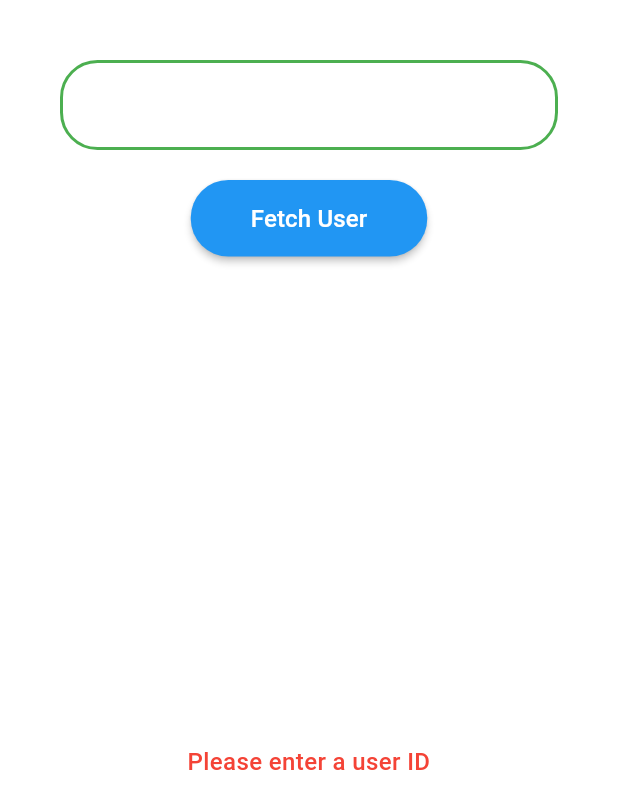
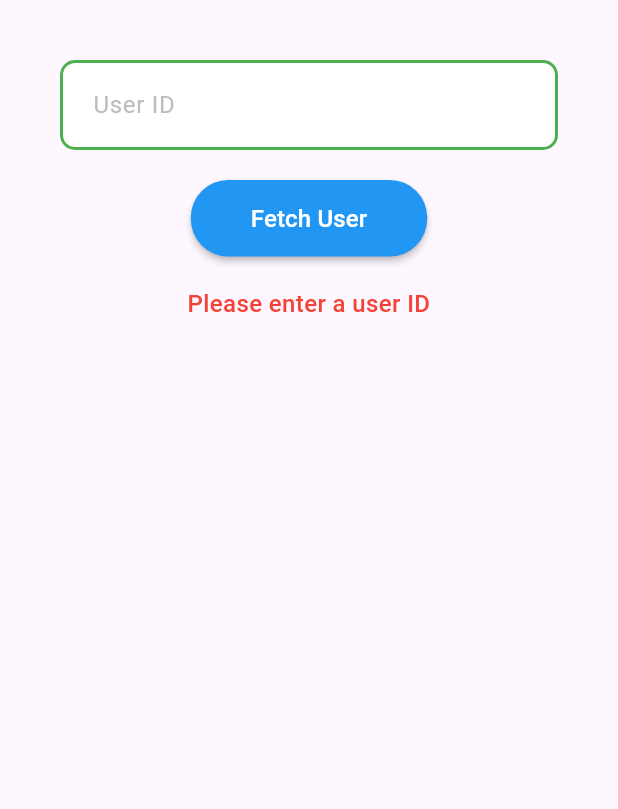
Before and after one commit to Yadhu-SK10/task_01, a Flutter app: the screen it shows after launch, after a tap on "Fetch User", on a phone screen of 412 x 824 dp. Shown: the top 809 px of the screen. Run offline on Flutter 3.47's test engine with Material 3 defaults, Android fonts, the phone set to English and light mode, and no system bars; missing offline and left inert: window_manager; accounts and stored records are empty.

Commit message:
changes the application ui and also changed the setstate to provider based

```diff
--- a/lib/core/constants/api_constants.dart
+++ b/lib/core/constants/api_constants.dart
@@ -1,6 +1,5 @@
 class ApiConstants {
-  static const String baseUrl =
-      'https://2fa0d036-25f8-4bc9-80a4-ff1726e4e097.mock.pstmn.io/caddayn/mock';
+  static const String baseUrl = 'https://2fa0d036-25f8-4bc9-80a4-ff1726e4e097.mock.pstmn.io/caddayn/mock';
 
   static String getUserUrl(String userId) => '$baseUrl/users/$userId';
 
--- a/lib/main.dart
+++ b/lib/main.dart
@@ -2,8 +2,39 @@ import 'package:flutter/material.dart';
 import 'package:provider/provider.dart';
 import 'package:user_api_app/providers/user_provider.dart';
 import 'package:user_api_app/screens/user_fetch_screen.dart';
+import 'package:window_manager/window_manager.dart';
 
-void main() {
+void main() async {
+  // 1. Ensure Flutter bindings are initialized
+  WidgetsFlutterBinding.ensureInitialized();
+
+  // 2. Initialize Window Manager
+  await windowManager.ensureInitialized();
+
+  // 3. Define Window Constraints
+  // Default launch size
+  const Size windowSize = Size(1024, 768);
+  // Minimum allowed size (prevents shrinking too much)
+  const Size minWindowSize = Size(800, 600);
+  // Maximum allowed size (prevents stretching too much)
+  const Size maxWindowSize = Size(1280, 800);
+
+  WindowOptions windowOptions = const WindowOptions(
+    size: windowSize,
+    minimumSize: minWindowSize,
+    maximumSize: maxWindowSize, // <--- Added this line to limit stretch
+    center: true,
+    backgroundColor: Colors.transparent,
+    skipTaskbar: false,
+    title: 'User API App',
+  );
+
+  // 4. Apply options
+  windowManager.waitUntilReadyToShow(windowOptions, () async {
+    await windowManager.show();
+    await windowManager.focus();
+  });
+
   runApp(const MyApp());
 }
 
@@ -15,11 +46,12 @@ class MyApp extends StatelessWidget {
     return ChangeNotifierProvider(
       create: (context) => UserProvider(),
       child: MaterialApp(
-        title: '',
+        title: 'User API App',
         debugShowCheckedModeBanner: false,
         theme: ThemeData(
           colorScheme: ColorScheme.fromSeed(seedColor: Colors.blue),
           useMaterial3: true,
+          scaffoldBackgroundColor: Colors.white,
         ),
         home: const UserFetchScreen(),
       ),
--- a/lib/models/user_model.dart
+++ b/lib/models/user_model.dart
@@ -1,31 +1,56 @@
-class UserModel {
-  final String? profileImage;
-  final String name;
-  final String userId;
-  final String age;
-  final String profession;
+class ApiResponse {
+  bool success;
+  Data? data;
+  String? error;
 
-  UserModel({
-    this.profileImage,
+  ApiResponse({
+    required this.success,
+    this.data,
+    this.error,
+  });
+
+  factory ApiResponse.fromJson(Map<String, dynamic> json) => ApiResponse(
+    success: json['success'] ?? false,
+    data: json['data'] != null ? Data.fromJson(json['data']) : null,
+    error: json['error'],
+  );
+}
+
+class Data {
+  User user;
+  String message;
+
+  Data({
+    required this.user,
+    required this.message,
+  });
+
+  factory Data.fromJson(Map<String, dynamic> json) => Data(
+    user: User.fromJson(json['user']),
+    message: json['message'] ?? '',
+  );
+}
+
+class User {
+  int userId;
+  String name;
+  int age;
+  String profession;
+  String profileImage;
+
+  User({
+    required this.userId,
     required this.name,
-    required this.userId,
     required this.age,
     required this.profession,
+    required this.profileImage,
   });
 
-  factory UserModel.fromJson(Map<String, dynamic> json) {
-    final user = json['data']?['user'];
-
-    if (user == null) {
-      throw Exception('Invalid user data');
-    }
-
-    return UserModel(
-      profileImage: user['profile_image'] as String?,
-      name: user['name'] as String? ?? 'N/A',
-      userId: user['user_id']?.toString() ?? 'N/A',
-      age: user['age']?.toString() ?? 'N/A',
-      profession: user['profession'] as String? ?? 'N/A',
-    );
-  }
+  factory User.fromJson(Map<String, dynamic> json) => User(
+    userId: json['user_id'] ?? 0,
+    name: json['name'] ?? 'N/A',
+    age: json['age'] ?? 0,
+    profession: json['profession'] ?? 'N/A',
+    profileImage: json['profile_image'] ?? '',
+  );
 }
--- a/lib/providers/user_provider.dart
+++ b/lib/providers/user_provider.dart
@@ -9,14 +9,19 @@ class UserProvider extends ChangeNotifier {
   final ApiService _apiService = ApiService();
 
   ViewState _state = ViewState.initial;
-  UserModel? _userData;
+  User? _userData;
   String _errorMessage = '';
 
   ViewState get state => _state;
-  UserModel? get userData => _userData;
+  User? get userData => _userData;
   String get errorMessage => _errorMessage;
 
+  /// Fetches user data from API
+  /// Uses simple success/failure check from ApiResponse
+  /// Fetches user data from API
+  /// Uses try-catch to ensure UI updates even if API fails (Caddayn Std Page 11)
   Future<void> fetchUser(String userId) async {
+    // 1. Validation
     if (userId.isEmpty) {
       _state = ViewState.error;
       _errorMessage = ApiConstants.emptyUserIdError;
@@ -24,28 +29,37 @@ class UserProvider extends ChangeNotifier {
       return;
     }
 
+    // 2. Set Loading
     _state = ViewState.loading;
     notifyListeners();
 
+    // 3. API Call with Safety (Try-Catch)
     try {
-      _userData = await _apiService.fetchUser(userId);
-      _state = ViewState.success;
-      _errorMessage = '';
-      notifyListeners();
-    } on ApiException catch (e) {
+      final response = await _apiService.fetchUser(userId);
+
+      if (response.success && response.data != null) {
+        _state = ViewState.success;
+        _userData = response.data!.user;
+        _errorMessage = '';
+      } else {
+        _state = ViewState.error;
+        // Use the error from API (e.g. "No user found") or generic fallback
+        _errorMessage = response.error ?? ApiConstants.genericError;
+        _userData = null;
+      }
+    } catch (e) {
+      // 4. Catch Crashes (Network fail, Parsing fail)
       _state = ViewState.error;
-      _errorMessage = e.message;
+      _errorMessage = ApiConstants.genericError; // Or e.toString() for debugging
       _userData = null;
-      notifyListeners();
-    } catch (e) {
-      _state = ViewState.error;
-      _errorMessage = ApiConstants.genericError;
-      _userData = null;
-      notifyListeners();
     }
+
+    notifyListeners();
   }
 
-  void reset() {
+
+
+  void clearProvider() {
     _state = ViewState.initial;
     _userData = null;
     _errorMessage = '';
--- a/lib/screens/user_fetch_screen.dart
+++ b/lib/screens/user_fetch_screen.dart
@@ -2,6 +2,15 @@ import 'package:flutter/material.dart';
 import 'package:provider/provider.dart';
 import 'package:user_api_app/providers/user_provider.dart';
 import 'package:user_api_app/widgets/content_display_widget.dart';
+
+class _AppColors {
+  static const greenBorder = Color(0xFF4CAF50);
+  static const primaryBlue = Color(0xFF2196F3);
+  static const white = Colors.white;
+  static const background = Color(0xFFFEF7FF);
+  static const disabledBlue = Color(0xFF90CAF9);
+  static const hintGrey = Color(0xFFBDBDBD);
+}
 
 class UserFetchScreen extends StatefulWidget {
   const UserFetchScreen({super.key});
@@ -19,68 +28,71 @@ class _UserFetchScreenState extends State<UserFetchScreen> {
     super.dispose();
   }
 
+  void _handleFetch() {
+    FocusScope.of(context).unfocus();
+    Provider.of<UserProvider>(context, listen: false)
+        .fetchUser(_userIdController.text.trim());
+  }
+
   @override
   Widget build(BuildContext context) {
     return Scaffold(
-      backgroundColor: Colors.white,
+      backgroundColor: _AppColors.background,
       body: Center(
-        child: Padding(
-          padding: const EdgeInsets.symmetric(horizontal: 40.0),
+        child: Container(
+          margin: const EdgeInsets.symmetric(horizontal: 40.0),
           child: Column(
             mainAxisAlignment: MainAxisAlignment.start,
             children: [
               const SizedBox(height: 40),
 
-              // Text Field - Matching task sheet exactly
+              // 1. Text Field
               Container(
-                width: 600,
+                // FIX: Width adjusted to 750
+                width: 750,
                 decoration: BoxDecoration(
-                  color: Colors.white,
-                  borderRadius: BorderRadius.circular(25),
-                  border: Border.all(color: const Color(0xFF4CAF50), width: 2),
+                  color: _AppColors.white,
+                  borderRadius: BorderRadius.circular(10),
+                  border: Border.all(color: _AppColors.greenBorder, width: 2),
                 ),
                 child: TextField(
                   controller: _userIdController,
                   decoration: const InputDecoration(
                     border: InputBorder.none,
-                    contentPadding: EdgeInsets.symmetric(
-                      horizontal: 20,
-                      vertical: 16,
+                    contentPadding: EdgeInsets.symmetric(horizontal: 20, vertical: 16),
+                    hintText: 'User ID',
+                    hintStyle: TextStyle(
+                      color: _AppColors.hintGrey,
+                      fontSize: 16,
                     ),
                   ),
                   keyboardType: TextInputType.number,
                   style: const TextStyle(fontSize: 16),
+                  onSubmitted: (_) => _handleFetch(),
                 ),
               ),
-              const SizedBox(height: 20),
 
-              // Fetch User Button
-              Consumer<UserProvider>(
-                builder: (context, userProvider, child) {
+              // 2. Button
+              Container(
+                margin: const EdgeInsets.only(top: 20),
+                child: Consumer<UserProvider>(
+                  builder: (context, provider, _) {
+                    final isLoading = provider.state == ViewState.loading;
+
                     return ElevatedButton(
-                    onPressed: userProvider.state == ViewState.loading
-                        ? null
-                        : () => userProvider.fetchUser(_userIdController.text.trim()),
+                      onPressed: isLoading ? null : _handleFetch,
                       style: ElevatedButton.styleFrom(
-                      backgroundColor: const Color(0xFF2196F3),
-                      foregroundColor: Colors.white,
-                      disabledBackgroundColor: Colors.grey[400],
+                        backgroundColor: _AppColors.primaryBlue,
+                        foregroundColor: _AppColors.white,
+                        disabledBackgroundColor: _AppColors.primaryBlue.withOpacity(0.7),
+                        disabledForegroundColor: _AppColors.white,
                         padding: const EdgeInsets.symmetric(horizontal: 40, vertical: 14),
                         shape: RoundedRectangleBorder(
                           borderRadius: BorderRadius.circular(25),
                         ),
                         elevation: 2,
                       ),
-                    child: userProvider.state == ViewState.loading
-                        ? const SizedBox(
-                      height: 20,
-                      width: 20,
-                      child: CircularProgressIndicator(
-                        strokeWidth: 2.5,
-                        color: Colors.white,
-                      ),
-                    )
-                        : const Text(
+                      child: const Text(
                         'Fetch User',
                         style: TextStyle(
                           fontSize: 16,
@@ -90,8 +102,9 @@ class _UserFetchScreenState extends State<UserFetchScreen> {
                     );
                   },
                 ),
+              ),
 
-              // Content Area - Moved upwards
+              // 3. Result Area
               const Expanded(
                 child: ContentDisplayWidget(),
               ),
--- a/lib/widgets/content_display_widget.dart
+++ b/lib/widgets/content_display_widget.dart
@@ -2,6 +2,17 @@ import 'package:flutter/material.dart';
 import 'package:provider/provider.dart';
 import 'package:user_api_app/providers/user_provider.dart';
 import 'package:user_api_app/models/user_model.dart';
+
+class _WidgetColors {
+  static const initialText = Color(0xFF4CAF50);
+  static const spinnerColor = Color(0xFF7E57C2);
+  static const cardBackground = Color(0xFF43A047);
+  static const cardBorder = Color(0xFF2E7D32);
+  static const labelWhite = Colors.white;
+  static const valueYellow = Color(0xFFFFEB3B);
+  static const errorRed = Colors.red;
+  static const greyPlaceholder = Color(0xFFEEEEEE);
+}
 
 class ContentDisplayWidget extends StatelessWidget {
   const ContentDisplayWidget({super.key});
@@ -9,146 +20,142 @@ class ContentDisplayWidget extends StatelessWidget {
   @override
   Widget build(BuildContext context) {
     return Consumer<UserProvider>(
-      builder: (context, userProvider, child) {
-        return switch (userProvider.state) {
-          ViewState.initial => _buildInitialState(),
-          ViewState.loading => _buildLoadingState(),
-          ViewState.success => _buildSuccessState(userProvider.userData!),
-          ViewState.error => _buildErrorState(userProvider.errorMessage),
-        };
-      },
-    );
-  }
-
-  Widget _buildInitialState() {
-    return const Center(
-      child: Padding(
-        padding: EdgeInsets.only(top: 20),
-        child: Text(
+      builder: (context, provider, _) {
+        return Align(
+          alignment: Alignment.topCenter,
+          child: Container(
+            margin: const EdgeInsets.only(top: 20),
+            child: provider.state == ViewState.initial
+                ? const Text(
               'Enter a user ID (1, 2, or 3) and click Fetch User',
               style: TextStyle(
                 fontSize: 16,
-            color: Color(0xFF4CAF50),
+                color: _WidgetColors.initialText,
+                fontWeight: FontWeight.w500,
+              ),
+              textAlign: TextAlign.center,
+            )
+                : provider.state == ViewState.loading
+                ? const SizedBox(
+              height: 40,
+              width: 40,
+              child: CircularProgressIndicator(
+                strokeWidth: 3,
+                color: _WidgetColors.spinnerColor,
+              ),
+            )
+                : provider.state == ViewState.success
+                ? _SuccessCard(user: provider.userData!)
+                : Text(
+              provider.errorMessage,
+              style: const TextStyle(
+                fontSize: 16,
+                color: _WidgetColors.errorRed,
                 fontWeight: FontWeight.w500,
               ),
               textAlign: TextAlign.center,
             ),
           ),
         );
+      },
+    );
+  }
 }
 
-  Widget _buildLoadingState() {
-    return const Center(
-      child: Padding(
-        padding: EdgeInsets.only(top: 20),
-        child: CircularProgressIndicator(
-          color: Color(0xFF2196F3),
-        ),
-      ),
-    );
-  }
+class _SuccessCard extends StatelessWidget {
+  final User user;
 
-  Widget _buildSuccessState(UserModel userData) {
-    return Center(
-      child: Padding(
-        padding: const EdgeInsets.only(top: 20),
-        child: Container(
-          width: 520,
+  const _SuccessCard({required this.user});
+
+  @override
+  Widget build(BuildContext context) {
+    return Container(
+      // FIX: Width adjusted to 750
+      width: 750,
       decoration: BoxDecoration(
-            color: const Color(0xFF66BB6A),
-            borderRadius: BorderRadius.circular(16),
-            border: Border.all(color: const Color(0xFF2E7D32), width: 4),
+        color: _WidgetColors.cardBackground,
+        borderRadius: BorderRadius.circular(15),
+        border: Border.all(color: _WidgetColors.cardBorder, width: 3),
       ),
       child: Row(
         crossAxisAlignment: CrossAxisAlignment.center,
         children: [
-              if (userData.profileImage != null)
-                Padding(
-                  padding: const EdgeInsets.all(16),
+          // Image Section
+          Container(
+            margin: const EdgeInsets.all(4),
             child: ClipRRect(
               borderRadius: BorderRadius.circular(12),
               child: Image.network(
-                      userData.profileImage!,
-                      width: 200,
-                      height: 200,
+                user.profileImage,
+                width: 320,
+                height: 320,
                 fit: BoxFit.cover,
-                      errorBuilder: (context, error, stackTrace) {
-                        return Container(
-                          width: 200,
-                          height: 200,
+                errorBuilder: (_, __, ___) => Container(
+                  width: 320,
+                  height: 320,
                   color: Colors.grey[300],
                   child: const Icon(Icons.error, size: 50),
-                        );
-                      },
-                      loadingBuilder: (context, child, loadingProgress) {
-                        if (loadingProgress == null) return child;
+                ),
+                loadingBuilder: (_, child, progress) {
+                  if (progress == null) return child;
                   return Container(
-                          width: 200,
-                          height: 200,
-                          color: Colors.grey[200],
-                          child: const Center(
-                            child: CircularProgressIndicator(),
-                          ),
+                    width: 320,
+                    height: 320,
+                    color: _WidgetColors.greyPlaceholder,
+                    child: const Center(child: CircularProgressIndicator()),
                   );
                 },
               ),
             ),
           ),
+
+          // Details Section
           Expanded(
-                child: Padding(
-                  padding: const EdgeInsets.symmetric(horizontal: 20, vertical: 20),
+            child: Container(
+              margin: const EdgeInsets.only(right: 20),
               child: Column(
+                mainAxisSize: MainAxisSize.min,
                 crossAxisAlignment: CrossAxisAlignment.start,
-                    mainAxisAlignment: MainAxisAlignment.center,
-                    mainAxisSize: MainAxisSize.min,
                 children: [
-                      _buildInfoRow('Name', userData.name),
-                      const SizedBox(height: 12),
-                      _buildInfoRow('User ID', userData.userId),
-                      const SizedBox(height: 12),
-                      _buildInfoRow('Age', userData.age),
-                      const SizedBox(height: 12),
-                      _buildInfoRow('Profession', userData.profession),
+                  _DetailRow(label: 'Name', value: user.name),
+                  const SizedBox(height: 1),
+                  _DetailRow(label: 'User ID', value: user.userId.toString()),
+                  const SizedBox(height: 1),
+                  _DetailRow(label: 'Age', value: user.age.toString()),
+                  const SizedBox(height: 1),
+                  _DetailRow(label: 'Profession', value: user.profession),
                 ],
               ),
             ),
           ),
         ],
       ),
-        ),
-      ),
     );
   }
-
-  Widget _buildErrorState(String errorMessage) {
-    return Center(
-      child: Padding(
-        padding: const EdgeInsets.only(top: 20),
-        child: Text(
-          errorMessage,
-          style: const TextStyle(
-            fontSize: 16,
-            color: Colors.red,
-            fontWeight: FontWeight.w500,
-          ),
-          textAlign: TextAlign.center,
-        ),
-      ),
-    );
 }
 
-  Widget _buildInfoRow(String label, String value) {
+class _DetailRow extends StatelessWidget {
+  final String label;
+  final String value;
+
+  const _DetailRow({
+    required this.label,
+    required this.value,
+  });
+
+  @override
+  Widget build(BuildContext context) {
     return Row(
       crossAxisAlignment: CrossAxisAlignment.start,
       children: [
         SizedBox(
-          width: 85,
+          width: 100,
           child: Text(
             label,
             style: const TextStyle(
               fontSize: 15,
               fontWeight: FontWeight.w600,
-              color: Colors.white,
+              color: _WidgetColors.labelWhite,
             ),
           ),
         ),
@@ -157,17 +164,17 @@ class ContentDisplayWidget extends StatelessWidget {
           style: TextStyle(
             fontSize: 15,
             fontWeight: FontWeight.w600,
-            color: Colors.white,
+            color: _WidgetColors.labelWhite,
           ),
         ),
-        const SizedBox(width: 10),
+        const SizedBox(width: 15),
         Expanded(
           child: Text(
             value,
             style: const TextStyle(
               fontSize: 15,
-              fontWeight: FontWeight.w500,
-              color: Color(0xFFFFEB3B),
+              fontWeight: FontWeight.bold,
+              color: _WidgetColors.valueYellow,
             ),
           ),
         ),
--- a/pubspec.yaml
+++ b/pubspec.yaml
@@ -32,6 +32,7 @@ dependencies:
     sdk: flutter
   http: ^1.1.0
   provider: ^6.1.2
+  window_manager: ^0.4.3
   # The following adds the Cupertino Icons font to your application.
   # Use with the CupertinoIcons class for iOS style icons.
   cupertino_icons: ^1.0.8
```
Also changed, not shown: lib/services/api_service.dart (+15 -32 lines), pubspec.lock, 2 other files. Lines whose indentation alone changed are shown as unchanged.
